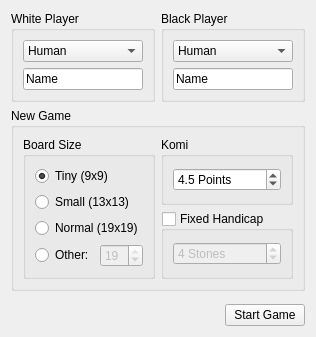
Above: src/gui/widgets/setupwidget.ui from KDE/kigo before the change. Below: the same form after it.
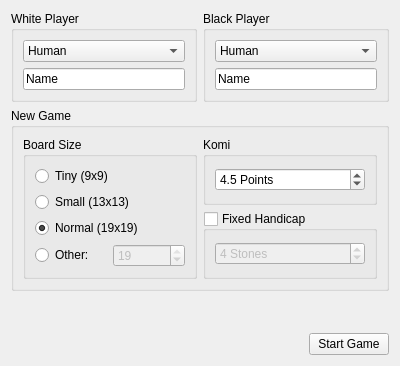
That is the form after the change. Custom widgets are drawn as their Qt base class.

Commit message: The board is now correctly updated when loading games and changing the start move.

Diff of the .ui file:
```diff
--- a/src/gui/widgets/setupwidget.ui
+++ b/src/gui/widgets/setupwidget.ui
@@ -6,8 +6,8 @@
    <rect>
     <x>0</x>
     <y>0</y>
-    <width>308</width>
-    <height>337</height>
+    <width>400</width>
+    <height>366</height>
    </rect>
   </property>
   <layout class="QGridLayout" name="gridLayout_4">
@@ -319,7 +319,7 @@
                    <string>Tiny (9x9)</string>
                   </property>
                   <property name="checked">
-                   <bool>true</bool>
+                   <bool>false</bool>
                   </property>
                  </widget>
                 </item>
@@ -336,7 +336,7 @@
                    <string>Normal (19x19)</string>
                   </property>
                   <property name="checked">
-                   <bool>false</bool>
+                   <bool>true</bool>
                   </property>
                  </widget>
                 </item>
```
Left out of the diff: 22 changed lines with no effect on the pictures. The commit also changes 2 other files.
